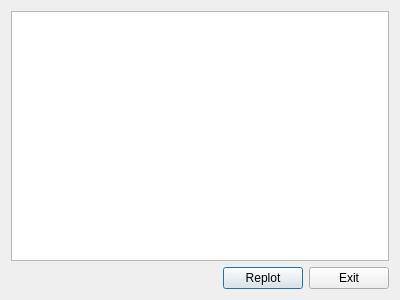
Before: the Qt Designer form ui/paramsdialog.ui in poteryaevks/plotter, drawn with Qt 5.
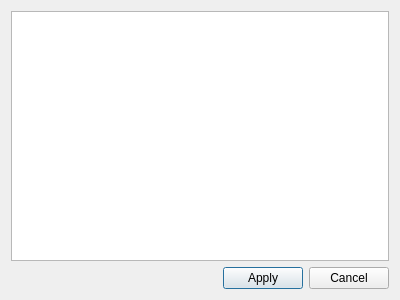
After: the same form once the commit is applied.

```diff
--- a/ui/paramsdialog.ui
+++ b/ui/paramsdialog.ui
@@ -20,7 +20,7 @@
    <item row="1" column="1">
     <widget class="QPushButton" name="replot">
      <property name="text">
-      <string>Replot</string>
+      <string>Apply</string>
      </property>
     </widget>
    </item>
@@ -40,7 +40,7 @@
    <item row="1" column="2">
     <widget class="QPushButton" name="Cancel">
      <property name="text">
-      <string>Exit</string>
+      <string>Cancel</string>
      </property>
     </widget>
    </item>
```
Left out of the diff: 39 changed lines with no effect on the pictures.
